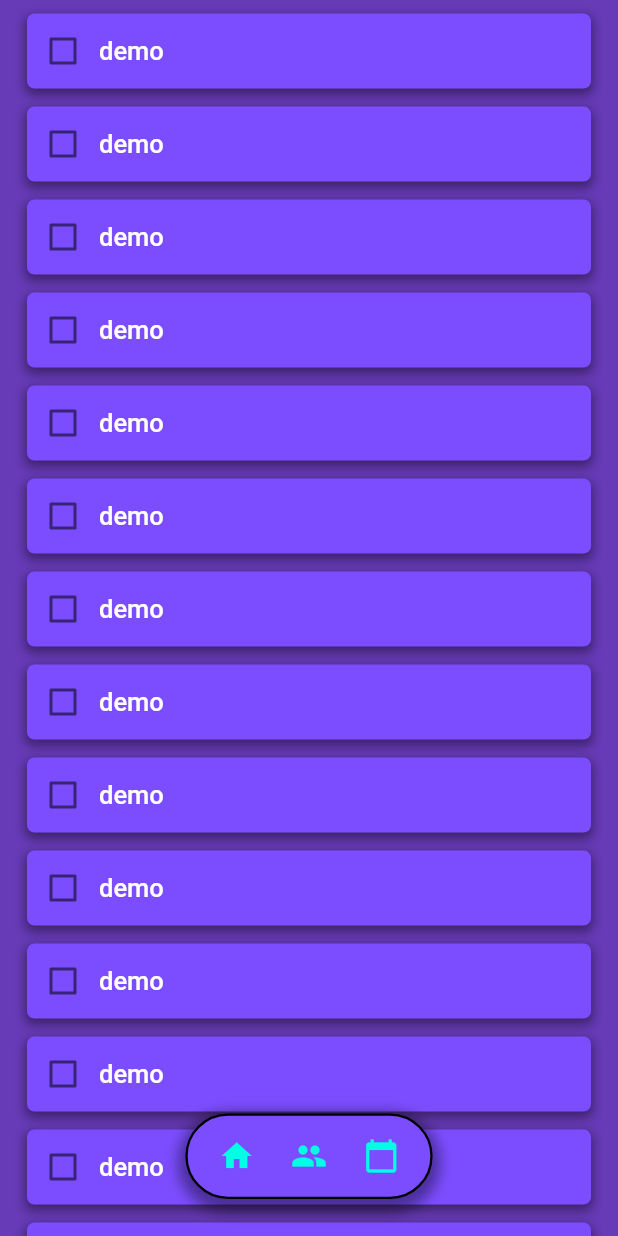
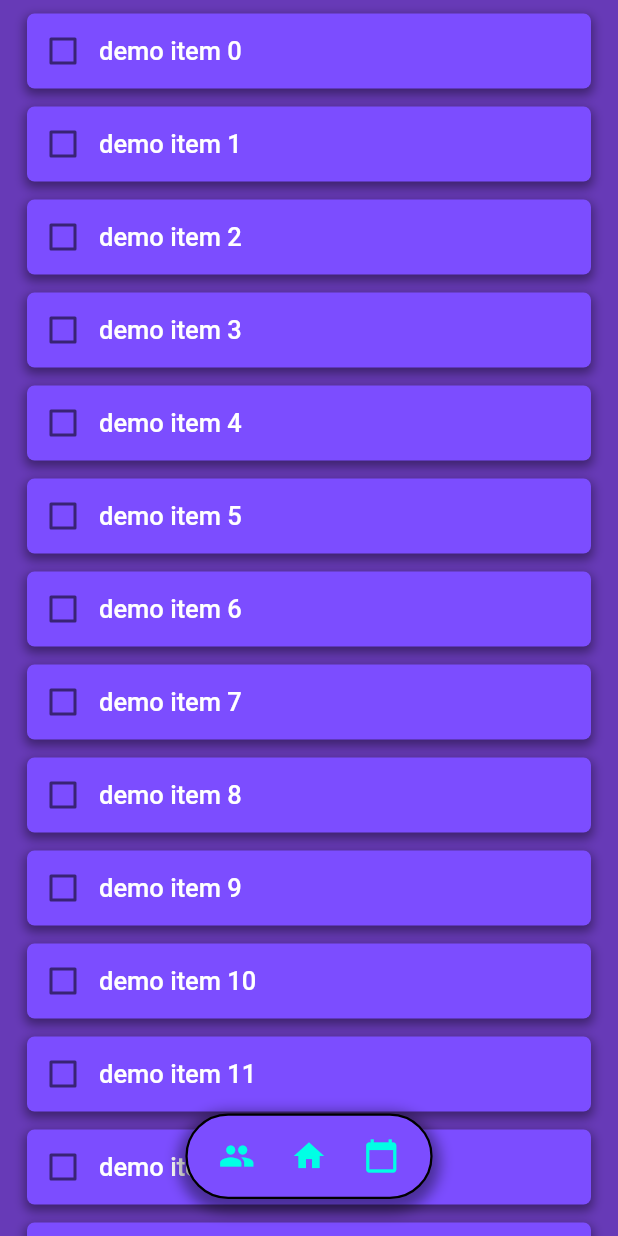
Before and after one commit to UPEI-Android/groupproject-dream_work, a Flutter app: the screen it shows after launch, on a phone screen of 412 x 824 dp. Run offline on Flutter 3.47's test engine with Material 2 defaults, Android fonts, the phone set to English and light mode, and no system bars; drawn by our look-alikes of flutter_slidable; our stand-ins replace equatable.

Commit message:
CHANGE: Make the navigation bar work functionally

```diff
--- a/dream_work/lib/screens/home_screen.dart
+++ b/dream_work/lib/screens/home_screen.dart
@@ -1,24 +1,77 @@
 import 'package:flutter/material.dart';
 import '../widgets/widgets.dart';
 
-class HomeScreen extends StatelessWidget {
+// class HomeScreen extends StatelessWidget {
+//   const HomeScreen({Key? key}) : super(key: key);
+
+//   static const routeName = '/home';
+
+//   @override
+//   Widget build(BuildContext context) {
+//     Size size = MediaQuery.of(context).size; // size of the screen
+//     return Scaffold(
+//       backgroundColor: Colors.deepPurple,
+//       body: SizedBox(
+//         height: size.height,
+//         width: double.infinity,
+//         child: Stack(
+//           alignment: Alignment.center,
+//           children: const [
+//             TodoList(),
+//             NavBar(),
+//           ],
+//         ),
+//       ),
+//     );
+//   }
+// }
+
+class HomeScreen extends StatefulWidget {
   const HomeScreen({Key? key}) : super(key: key);
-
   static const routeName = '/home';
 
   @override
+  State<HomeScreen> createState() => _HomeScreenState();
+}
+
+class _HomeScreenState extends State<HomeScreen>
+    with SingleTickerProviderStateMixin {
+  late TabController _tabController;
+
+  static const _kTabPages = <Widget>[
+    TodoList(),
+    Center(child: Icon(Icons.alarm, size: 64.0, color: Colors.cyan)),
+    Center(child: Icon(Icons.forum, size: 64.0, color: Colors.blue)),
+  ];
+
+  @override
+  void initState() {
+    super.initState();
+    _tabController = TabController(
+      length: _kTabPages.length,
+      vsync: this,
+    );
+  }
+
+  @override
+  void dispose() {
+    _tabController.dispose();
+    super.dispose();
+  }
+
+  @override
   Widget build(BuildContext context) {
-    Size size = MediaQuery.of(context).size; // size of the screen
     return Scaffold(
       backgroundColor: Colors.deepPurple,
       body: SizedBox(
-        height: size.height,
-        width: double.infinity,
         child: Stack(
           alignment: Alignment.center,
-          children: const [
-            TodoList(),
-            NavBar(),
+          children: [
+            TabBarView(
+              controller: _tabController,
+              children: _kTabPages,
+            ),
+            NavBar(tabController: _tabController),
           ],
         ),
       ),
--- a/dream_work/lib/widgets/navbar.dart
+++ b/dream_work/lib/widgets/navbar.dart
@@ -1,26 +1,24 @@
 import 'package:flutter/material.dart';
 import '../screens/screens.dart';
 
-/// A fixed possition hover navigation bar contains a [buttonHolder].
+///----------------------------------------------------------------------------
+/// A custom navigation bar
+///----------------------------------------------------------------------------
 class NavBar extends StatelessWidget {
-  const NavBar({Key? key}) : super(key: key);
-  @override
-  Widget build(BuildContext context) {
-    Size size = MediaQuery.of(context).size; // size of the screen
-    return Positioned(
-      bottom: 0.03 * size.height,
-      child: SizedBox(
-        width: size.width / 2.5,
-        height: 57,
-        child: buttonHolder(),
-      ),
+  const NavBar({Key? key, required this.tabController}) : super(key: key);
+  final TabController tabController;
+
+  /// A button that navigates to the [HomeScreen].
+  Widget navButton({required Icon icon, required int index}) => IconButton(
+        icon: icon,
+        color: const Color.fromARGB(255, 0, 255, 229),
+        onPressed: () {
+          tabController.animateTo(index);
+        },
       );
-  }
-}
 
   /// A container hold the [homeButton], [teamButton] and [calendarButton].
-Widget buttonHolder() {
-  return Container(
+  Widget buttonHolder() => Container(
         decoration: BoxDecoration(
           color: Colors.deepPurpleAccent,
           borderRadius: const BorderRadius.all(
@@ -45,17 +43,23 @@ Widget buttonHolder() {
           buttonHeight: 8,
           buttonPadding: const EdgeInsets.all(0.1),
           children: [
-        navButton(const Icon(Icons.home)),
-        navButton(const Icon(Icons.group)),
-        navButton(const Icon(Icons.calendar_today)),
+            navButton(icon: const Icon(Icons.group), index: 1),
+            navButton(icon: const Icon(Icons.home), index: 0),
+            navButton(icon: const Icon(Icons.calendar_today), index: 2),
           ],
         ),
       );
+
+  @override
+  Widget build(BuildContext context) {
+    Size size = MediaQuery.of(context).size; // size of the screen
+    return Positioned(
+      bottom: 0.03 * size.height,
+      child: SizedBox(
+        width: size.width / 2.5,
+        height: 57,
+        child: buttonHolder(),
+      ),
+    );
   }
-
-/// A button that navigates to the [HomeScreen].
-Widget navButton(Icon icon) => IconButton(
-      icon: icon,
-      color: const Color.fromARGB(255, 0, 255, 229),
-      onPressed: () {},
-    );
+}
--- a/dream_work/lib/widgets/todolist.dart
+++ b/dream_work/lib/widgets/todolist.dart
@@ -6,11 +6,23 @@ class TodoList extends StatelessWidget {
 
   @override
   Widget build(BuildContext context) {
-    return ListView(
-      children: [
-        // demo
-        for (int i = 0; i < 20; i++) const TodoTag(),
-      ],
+    List<DemoItem> demoList = List.generate(
+        20,
+        (index) =>
+            DemoItem('demo item $index', false)); // todo add a real stream
+
+    return ListView.builder(
+      itemCount: demoList.length,
+      itemBuilder: (context, index) => TodoTag(
+        prop: demoList[index],
+      ),
     );
   }
 }
+
+// todo replace this
+class DemoItem {
+  final String title;
+  final bool isDone;
+  DemoItem(this.title, this.isDone);
+}
--- a/dream_work/lib/widgets/todotag.dart
+++ b/dream_work/lib/widgets/todotag.dart
@@ -2,7 +2,8 @@ import 'package:flutter/material.dart';
 import 'package:flutter_slidable/flutter_slidable.dart';
 
 class TodoTag extends StatelessWidget {
-  const TodoTag({Key? key}) : super(key: key);
+  const TodoTag({Key? key, this.prop}) : super(key: key);
+  final prop; //TODO give this a type
 
   @override
   Widget build(BuildContext context) {
@@ -10,24 +11,21 @@ class TodoTag extends StatelessWidget {
       padding: const EdgeInsets.only(left: 15, right: 15, top: 6),
       child: Slidable(
           startActionPane: ActionPane(
-            // A motion is a widget used to control how the pane animates.
             motion: const ScrollMotion(),
-
-            // A pane can dismiss the Slidable.
-            //dismissible: DismissiblePane(onDismissed: () {}),
-
-            // All actions are defined in the children parameter.
             children: [
-              // A SlidableAction can have an icon and/or a label.
               SlidableAction(
-                onPressed: (context) {},
+                onPressed: (context) {
+                  // todo add a real action
+                },
                 backgroundColor: const Color(0xFFFE4A49),
                 foregroundColor: Colors.white,
                 icon: Icons.delete,
                 label: 'Delete',
               ),
               SlidableAction(
-                onPressed: (context) {},
+                onPressed: (context) {
+                  // todo add a real action
+                },
                 backgroundColor: const Color(0xFF21B7CA),
                 foregroundColor: Colors.white,
                 icon: Icons.share,
@@ -35,17 +33,22 @@ class TodoTag extends StatelessWidget {
               ),
             ],
           ),
-          child: todoContainer()),
+          child: _container(
+            title: prop.title,
+            isDone: prop.isDone,
+          )),
     );
   }
 }
 
-Widget checkBox() => Checkbox(
-      value: false,
-      onChanged: (value) {},
-    );
-
-Widget todoContainer() => Container(
+///----------------------------------------------------------------------------
+/// This is the container for the todo tag.
+///----------------------------------------------------------------------------
+Widget _container({
+  required String title,
+  required bool isDone,
+}) =>
+    Container(
       margin: const EdgeInsets.all(3),
       height: 50,
       decoration: BoxDecoration(
@@ -62,16 +65,41 @@ Widget todoContainer() => Container(
       ),
       child: Row(
         children: [
-          checkBox(),
-          const Text(
-            'demo',
-            style: TextStyle(
-              color: Colors.white,
-              fontSize: 17,
-              fontWeight: FontWeight.w500,
-            ),
-            textAlign: TextAlign.left,
+          _checkBox(
+            isDone: isDone,
+          ),
+          _title(
+            title: title,
           ),
         ],
       ),
     );
+
+///----------------------------------------------------------------------------
+/// This is the checkbox for the todo tag, pass in a bool to set the state.
+///----------------------------------------------------------------------------
+Widget _checkBox({
+  bool isDone = false,
+}) =>
+    Checkbox(
+      value: isDone,
+      onChanged: (value) {
+        isDone = true;
+      },
+    );
+
+///----------------------------------------------------------------------------
+/// Title Widget of the todo item, with a custom text style
+///----------------------------------------------------------------------------
+Widget _title({
+  String? title,
+}) =>
+    Text(
+      title ?? '',
+      style: const TextStyle(
+        color: Colors.white,
+        fontSize: 17,
+        fontWeight: FontWeight.w500,
+      ),
+      textAlign: TextAlign.left,
+    );
```
Lines whose indentation alone changed are shown as unchanged.
